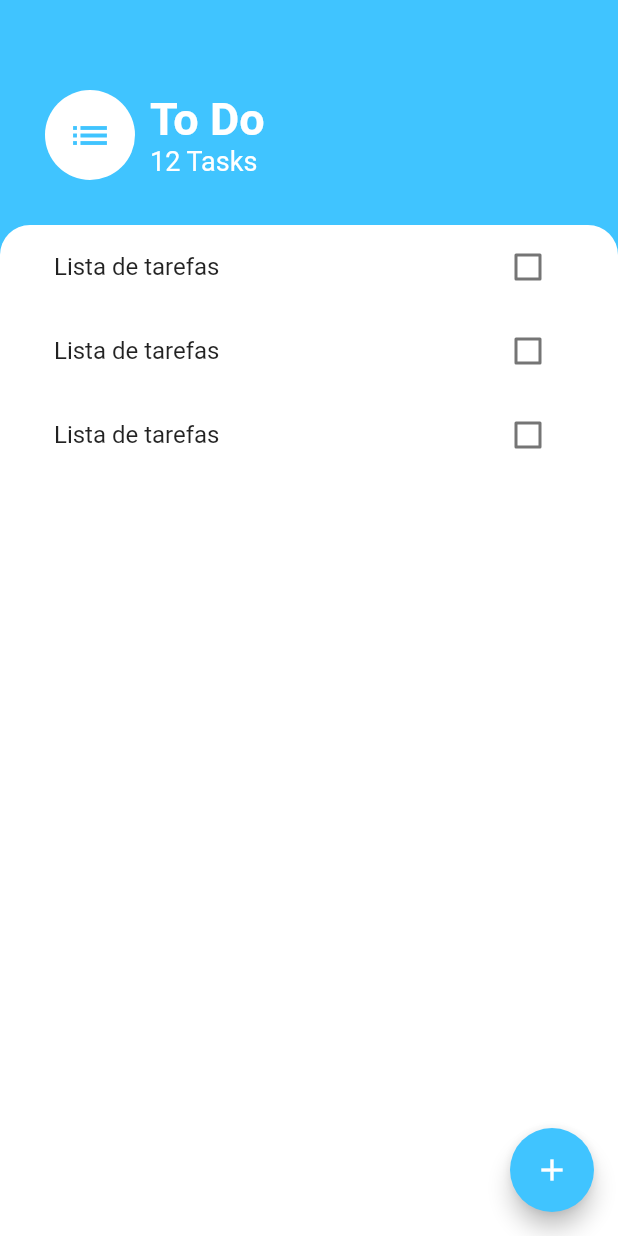
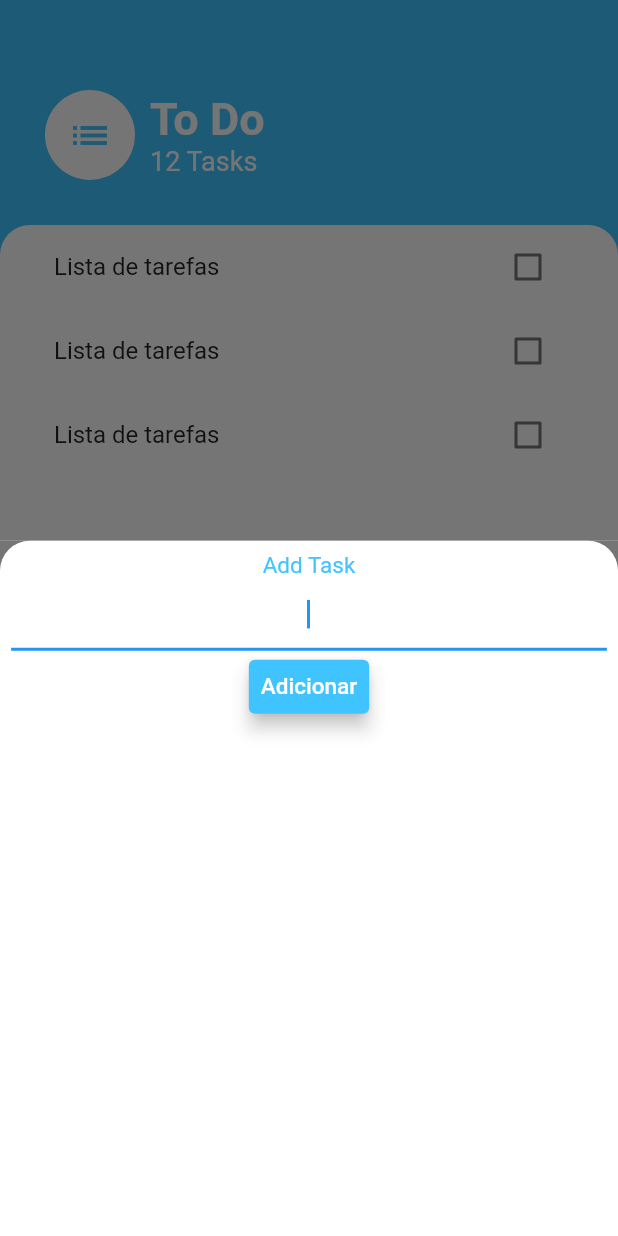
Before and after one commit to Cleber4/to_do_list, a Flutter app: the screen it shows after launch, after a tap on the "add" icon, on a phone screen of 412 x 824 dp. Run offline on Flutter 3.47's test engine with Material 2 defaults, Android fonts, the phone set to English and light mode, and no system bars.

Commit message:
[#03] - Add Task Screen

```diff
--- /dev/null
+++ b/lib/screens/add_task_screen.dart
@@ -0,0 +1,54 @@
+// import 'dart:html';
+// import 'dart:math';
+
+import 'package:flutter/cupertino.dart';
+import 'package:flutter/material.dart';
+import 'package:flutter/services.dart';
+
+class AddTaskScreen extends StatelessWidget {
+  @override
+  Widget build(BuildContext context) {
+    return Container(
+      color: Color(0XFF757575),
+      child: Container(
+        padding: EdgeInsets.all(7.4),
+        decoration: BoxDecoration(
+          color: Colors.white,
+          borderRadius: BorderRadius.only(
+            topLeft: Radius.circular(20.0),
+            topRight: Radius.circular(20.0),
+          ),
+        ),
+        child: Column(
+          children: [
+            Text(
+              'Add Task',
+              textAlign: TextAlign.center,
+              style: TextStyle(
+                color: Colors.lightBlueAccent,
+                fontSize: 15.0,
+              ),
+            ),
+            TextField(
+              autofocus: true,
+              textAlign: TextAlign.center,
+            ),
+            TextButton(
+              onPressed: () {},
+              child: Text(
+                'Adicionar',
+                style: TextStyle(fontSize: 15.0),
+              ),
+              style: TextButton.styleFrom(
+                primary: Colors.white,
+                backgroundColor: Colors.lightBlueAccent,
+                shadowColor: Colors.black,
+                elevation: 5,
+              ),
+            ),
+          ],
+        ),
+      ),
+    );
+  }
+}
--- a/lib/screens/tasks_screen.dart
+++ b/lib/screens/tasks_screen.dart
@@ -1,4 +1,7 @@
+import 'dart:ui';
+
 import 'package:flutter/material.dart';
+import 'package:to_do_list/screens/add_task_screen.dart';
 import 'package:to_do_list/widgets/task_list_widget.dart';
 
 class TasksScreen extends StatelessWidget {
@@ -7,9 +10,15 @@ class TasksScreen extends StatelessWidget {
     return Scaffold(
       backgroundColor: Colors.lightBlueAccent,
       floatingActionButton: FloatingActionButton(
-        onPressed: () {},
         backgroundColor: Colors.lightBlueAccent,
         child: Icon(Icons.add),
+        onPressed: () {
+          showModalBottomSheet(
+            context: context,
+            isScrollControlled: false,
+            builder: (context) => AddTaskScreen(),
+          );
+        },
       ),
       body: Column(
         children: [
```
